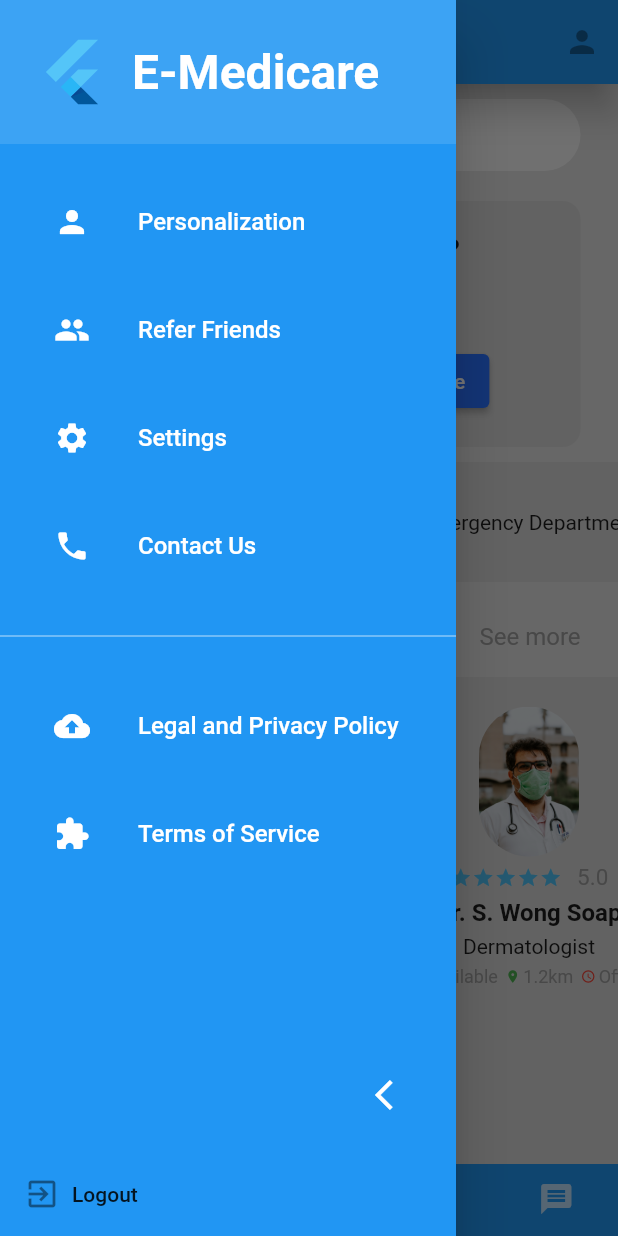
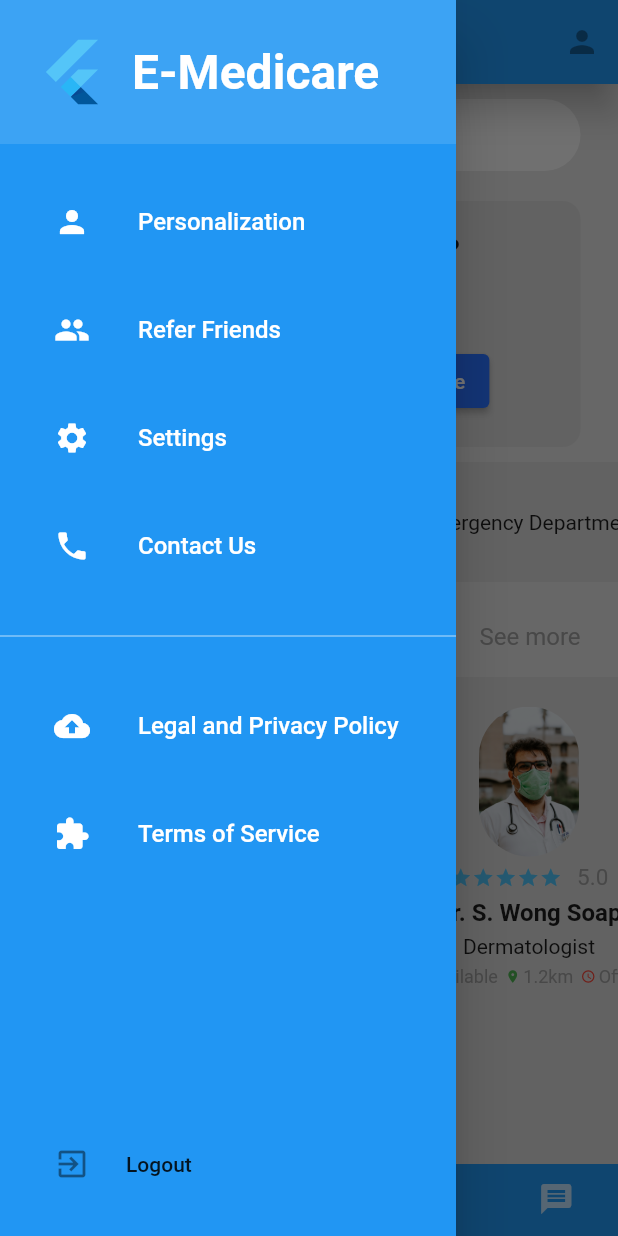
Before and after one commit to skzysty/emedicare, a Flutter app: the screen it shows after launch, with the side drawer open, on a phone screen of 412 x 824 dp. Run offline on Flutter 3.47's test engine with Material 2 defaults, Android fonts, the phone set to English and light mode, and no system bars; our stand-ins replace dropdown_button2.

Commit message:
logout update

```diff
--- a/lib/widget/navigation_drawer_widget.dart
+++ b/lib/widget/navigation_drawer_widget.dart
@@ -47,11 +47,23 @@
                 isCollapsed: isCollapsed,
               ),
               Spacer(),
-              buildCollapseIcon(context, isCollapsed),
+              // buildCollapseIcon(context, isCollapsed),
               const SizedBox(height: 12),
-              //logout
-              _createFooterItem(icon: Icons.exit_to_app, text: 'Logout', onTap: () => LoginPage())
-            ],
+
+                //logout
+              Padding(
+                padding: const EdgeInsets.all(20.0),
+                child: _createFooterItem(icon: Icons.exit_to_app,
+                    text: 'Logout',
+                    onTap: () => Navigator.push(
+                      context,
+                      MaterialPageRoute(
+                        builder: (context) => LoginPage(),
+                      ),
+                    ),
+              ),
+              ),
+                ],
           ),
         ),
       ),
@@ -135,35 +147,35 @@
     );
   }
 
-  Widget buildCollapseIcon(BuildContext context, bool isCollapsed) {
-    final double size = 52;
-    final icon = isCollapsed ? Icons.arrow_forward_ios : Icons.arrow_back_ios;
-    final alignment = isCollapsed ? Alignment.center : Alignment.centerRight;
-    final margin = isCollapsed ? null : EdgeInsets.only(right: 16);
-    final width = isCollapsed ? double.infinity : size;
-
-    return Container(
-      alignment: alignment,
-      margin: margin,
-      child: Material(
-        color: Colors.transparent,
-        child: InkWell(
-          child: Container(
-            width: width,
-            height: size,
-            child: Icon(icon, color: Colors.white),
-          ),
-          onTap: () {
-            final provider =
-            Provider.of<NavigationProvider>(context, listen: false);
-
-            provider.toggleIsCollapsed();
-          },
-        ),
-      ),
-    );
-  }
-
+  // Widget buildCollapseIcon(BuildContext context, bool isCollapsed) {
+  //   final double size = 52;
+  //   final icon = isCollapsed ? Icons.arrow_forward_ios : Icons.arrow_back_ios;
+  //   final alignment = isCollapsed ? Alignment.center : Alignment.centerRight;
+  //   final margin = isCollapsed ? null : EdgeInsets.only(right: 16);
+  //   final width = isCollapsed ? double.infinity : size;
+  //
+  //   return Container(
+  //     alignment: alignment,
+  //     margin: margin,
+  //     child: Material(
+  //       color: Colors.transparent,
+  //       child: InkWell(
+  //         child: Container(
+  //           width: width,
+  //           height: size,
+  //           child: Icon(icon, color: Colors.white),
+  //         ),
+  //         onTap: () {
+  //           final provider =
+  //           Provider.of<NavigationProvider>(context, listen: false);
+  //
+  //           provider.toggleIsCollapsed();
+  //         },
+  //       ),
+  //     ),
+  //   );
+  // }
+//comment
   Widget buildHeader(bool isCollapsed) => isCollapsed
       ? FlutterLogo(size: 48)
       : Row(
@@ -184,7 +196,7 @@
         children: <Widget>[
           Icon(icon),
           Padding(
-            padding: EdgeInsets.only(left: 8.0),
+            padding: EdgeInsets.only(left: 24.0),
             child: Text(text),
           )
         ],
```
